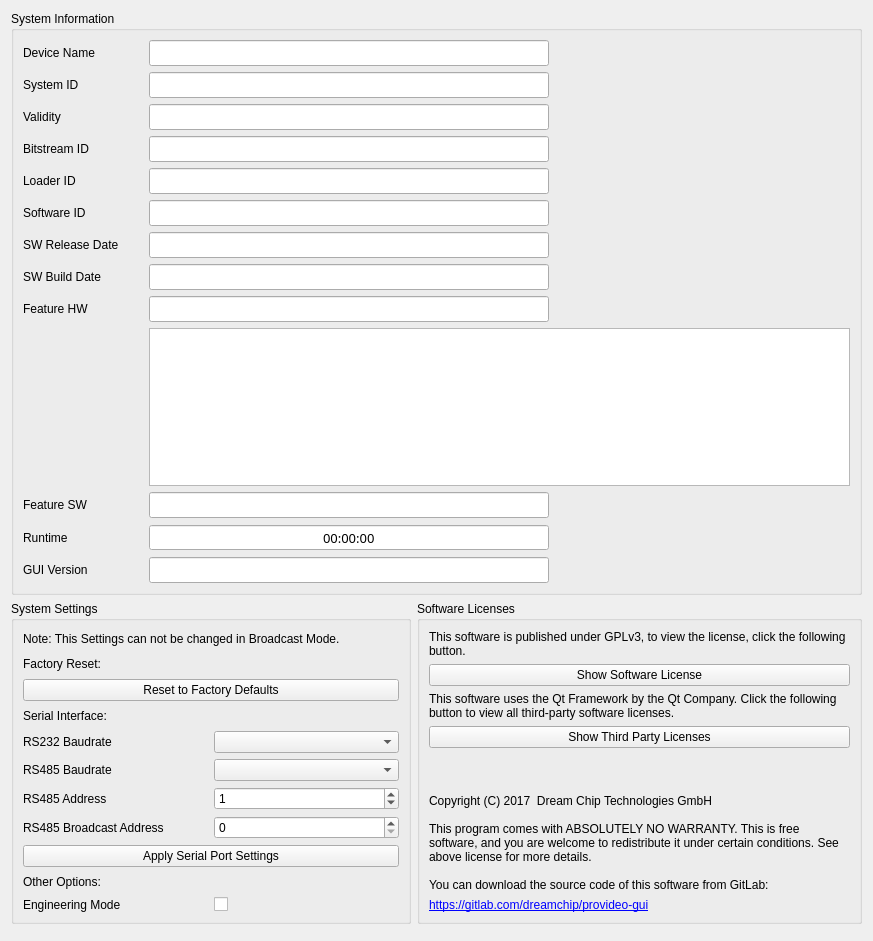
The window that dct_widgets/infobox/infobox.ui (KAYA-Instruments/SDI-Control-Point) describes before a commit, drawn with Qt 5.
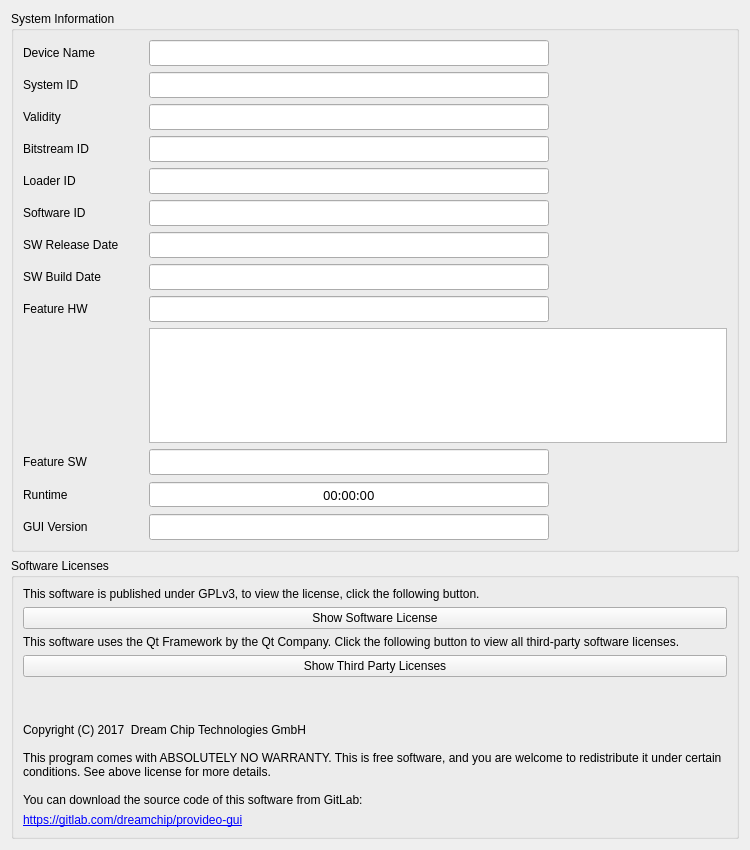
The same window after the commit.

Commit message:
Moved systems settings from info box to separate settings dialog
- There is now a separate settings dialog which can be accessed from the
  main window which contains com port settings, change device name and
  reset settings options
- These settings were removed from the info page
- Added new command to change device name

```diff
--- a/dct_widgets/infobox/infobox.ui
+++ b/dct_widgets/infobox/infobox.ui
@@ -6,8 +6,8 @@
    <rect>
     <x>0</x>
     <y>0</y>
-    <width>873</width>
-    <height>941</height>
+    <width>750</width>
+    <height>850</height>
    </rect>
   </property>
   <property name="windowTitle">
@@ -670,176 +670,6 @@
    </item>
    <item>
     <layout class="QHBoxLayout" name="horizontalLayout">
-     <item>
-      <widget class="QGroupBox" name="gpxSettings">
-       <property name="minimumSize">
-        <size>
-         <width>400</width>
-         <height>0</height>
-        </size>
-       </property>
-       <property name="title">
-        <string>System Settings</string>
-       </property>
-       <layout class="QVBoxLayout" name="verticalLayout_3">
-        <item>
-         <widget class="QLabel" name="lblNote">
-          <property name="text">
-           <string>Note: This Settings can not be changed in Broadcast Mode.</string>
-          </property>
-          <property name="wordWrap">
-           <bool>true</bool>
-          </property>
-         </widget>
-        </item>
-        <item>
-         <widget class="QLabel" name="lblFactoryReset">
-          <property name="text">
-           <string>Factory Reset:</string>
-          </property>
-         </widget>
-        </item>
-        <item>
-         <widget class="QPushButton" name="btnResetToDefaults">
-          <property name="minimumSize">
-           <size>
-            <width>120</width>
-            <height>0</height>
-           </size>
-          </property>
-          <property name="text">
-           <string>Reset to Factory Defaults</string>
-          </property>
-         </widget>
-        </item>
-        <item>
-         <widget class="QLabel" name="lblSerialInterface">
-          <property name="text">
-           <string>Serial Interface:</string>
-          </property>
-         </widget>
-        </item>
-        <item>
-         <layout class="QGridLayout" name="gridLayout_2">
-          <item row="2" column="0">
-           <widget class="QLabel" name="lblRS232Baudrate">
-            <property name="text">
-             <string>RS232 Baudrate</string>
-            </property>
-           </widget>
-          </item>
-          <item row="3" column="0">
-           <widget class="QLabel" name="lblRS485Baudrate">
-            <property name="text">
-             <string>RS485 Baudrate</string>
-            </property>
-           </widget>
-          </item>
-          <item row="4" column="0">
-           <widget class="QLabel" name="lblRS485Address">
-            <property name="text">
-             <string>RS485 Address</string>
-            </property>
-           </widget>
-          </item>
-          <item row="2" column="1">
-           <widget class="QComboBox" name="cbxRS232Baudrate"/>
-          </item>
-          <item row="3" column="1">
-           <widget class="QComboBox" name="cbxRS485Baudrate"/>
-          </item>
-          <item row="4" column="1">
-           <widget class="QSpinBox" name="sbxRS485Address">
-            <property name="minimumSize">
-             <size>
-              <width>0</width>
-              <height>0</height>
-             </size>
-            </property>
-            <property name="maximum">
-             <number>65535</number>
-            </property>
-            <property name="value">
-             <number>1</number>
-            </property>
-           </widget>
-          </item>
-          <item row="5" column="0">
-           <widget class="QLabel" name="lblRS485BroadcastAddress">
-            <property name="text">
-             <string>RS485 Broadcast Address</string>
-            </property>
-           </widget>
-          </item>
-          <item row="5" column="1">
-           <widget class="QSpinBox" name="sbxRS485BroadcastAddress">
-            <property name="maximum">
-             <number>65535</number>
-            </property>
-           </widget>
-          </item>
-         </layout>
-        </item>
-        <item>
-         <widget class="QPushButton" name="btnApplySerialPortSettings">
-          <property name="text">
-           <string>Apply Serial Port Settings</string>
-          </property>
-         </widget>
-        </item>
-        <item>
-         <widget class="QLabel" name="lblOtherOptions">
-          <property name="text">
-           <string>Other Options:</string>
-          </property>
-         </widget>
-        </item>
-        <item>
-         <layout class="QHBoxLayout" name="horizontalLayout_2">
-          <item>
-           <widget class="QLabel" name="lblEngineeringMode">
-            <property name="minimumSize">
-             <size>
-              <width>120</width>
-              <height>0</height>
-             </size>
-            </property>
-            <property name="maximumSize">
-             <size>
-              <width>16777215</width>
-              <height>16777215</height>
-             </size>
-            </property>
-            <property name="text">
-             <string>Engineering Mode</string>
-            </property>
-           </widget>
-          </item>
-          <item>
-           <widget class="QCheckBox" name="cbxEngineeringMode">
-            <property name="text">
-             <string/>
-            </property>
-           </widget>
-          </item>
-         </layout>
-        </item>
-       </layout>
-      </widget>
-     </item>
-     <item>
-      <spacer name="horizontalSpacer">
-       <property name="orientation">
-        <enum>Qt::Horizontal</enum>
-       </property>
-       <property name="sizeHint" stdset="0">
-        <size>
-         <width>40</width>
-         <height>20</height>
-        </size>
-       </property>
-      </spacer>
-     </item>
      <item>
       <widget class="QGroupBox" name="gpxLicenses">
        <property name="title">
```
The commit also changes 16 other files.
